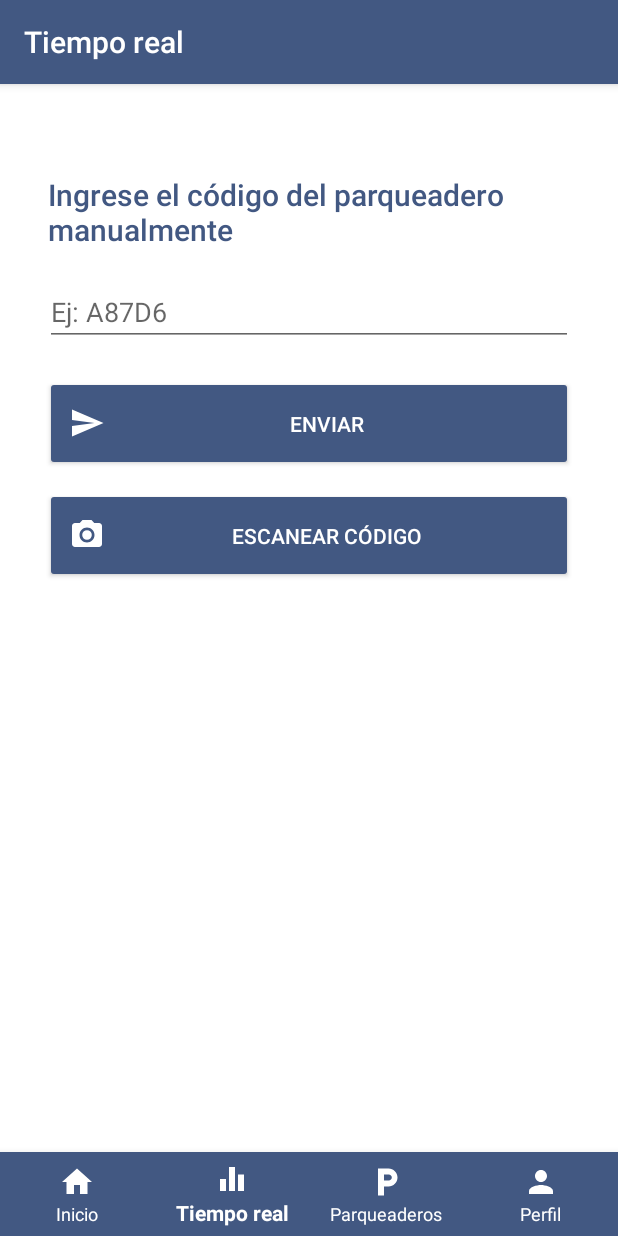
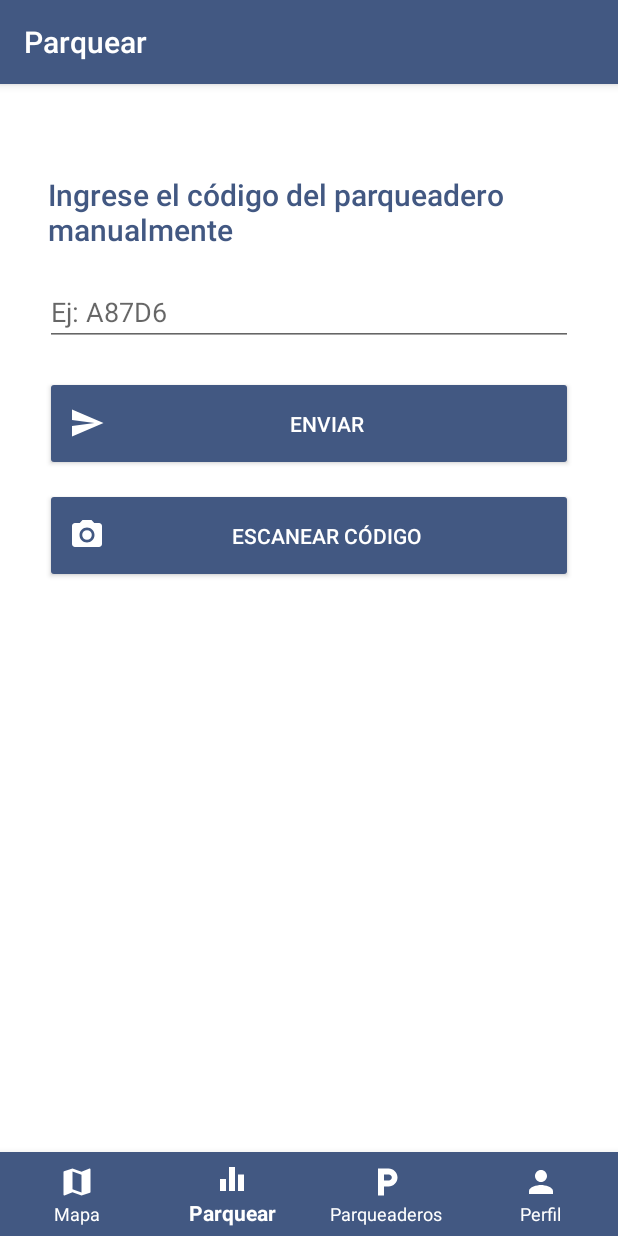
Before and after one commit to mpfranco10/ParkingLot, an Android app: the DashboardFragment screen opened through its navigation route, on a phone screen of 412 x 824 dp. Run offline under Robolectric (Android 15) with nearby library versions, the phone set to English and light mode, and no system bars; our stand-ins replace Firebase (no records; nobody signed in at launch, a user with empty details on screens opened directly), navigation-ui.

Commit message:
mapa ready

```diff
--- a/app/src/main/java/com/example/parkinglot/ParqueaderoFirebase.kt
+++ b/app/src/main/java/com/example/parkinglot/ParqueaderoFirebase.kt
@@ -15,6 +15,8 @@
     var address: String? = "",
     var parking_bike_cost: Int? = 0,
     var parking_car_cost: Int? = 0,
-    var parking_motorcycle_cost: Int? = 0
+    var parking_motorcycle_cost: Int? = 0,
+    var lat: Double?=0.0,
+    var long: Double?=0.0
 
 ) : Serializable
--- /dev/null
+++ b/app/src/main/res/drawable/ic_map_black_24dp.xml
@@ -0,0 +1,5 @@
+<vector android:height="24dp" android:tint="#FFFFFF"
+    android:viewportHeight="24.0" android:viewportWidth="24.0"
+    android:width="24dp" xmlns:android="http://schemas.android.com/apk/res/android">
+    <path android:fillColor="#FF000000" android:pathData="M20.5,3l-0.16,0.03L15,5.1 9,3 3.36,4.9c-0.21,0.07 -0.36,0.25 -0.36,0.48V20.5c0,0.28 0.22,0.5 0.5,0.5l0.16,-0.03L9,18.9l6,2.1 5.64,-1.9c0.21,-0.07 0.36,-0.25 0.36,-0.48V3.5c0,-0.28 -0.22,-0.5 -0.5,-0.5zM15,19l-6,-2.11V5l6,2.11V19z"/>
+</vector>
--- a/app/src/main/res/menu/bottom_nav_menu.xml
+++ b/app/src/main/res/menu/bottom_nav_menu.xml
@@ -3,7 +3,7 @@
 
     <item
         android:id="@+id/navigation_home"
-        android:icon="@drawable/ic_home_black_24dp"
+        android:icon="@drawable/ic_map_black_24dp"
         android:title="@string/title_home" />
 
     <item
--- a/app/src/main/res/values/strings.xml
+++ b/app/src/main/res/values/strings.xml
@@ -1,7 +1,7 @@
 <resources>
     <string name="app_name">Carnest</string>
-    <string name="title_home">Inicio</string>
-    <string name="title_dashboard">Tiempo real</string>
+    <string name="title_home">Mapa</string>
+    <string name="title_dashboard">Parquear</string>
     <string name="title_notifications">Perfil</string>
     <string name="title_parkinglots">Parqueaderos</string>
     <string name="title_search">Ingrese el código del parqueadero manualmente</string>
```
Also changed, not shown: app/src/main/java/com/example/parkinglot/ui/home/HomeFragment.kt (+40 -1 lines).
